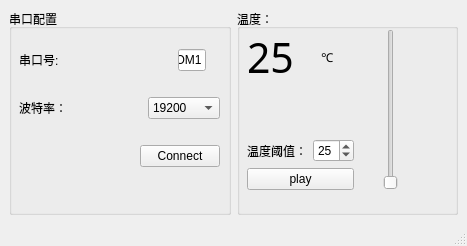
First picture: the form in python_uart/untitled.ui, repository songzhishuo/Step_verilog, before the edit.
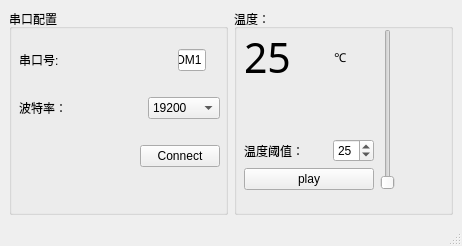
Second picture: the form after the edit.

Commit message: 添加：self.old_temp_val 强制每次优先刷新UI上的温度值

```diff
--- a/python_uart/untitled.ui
+++ b/python_uart/untitled.ui
@@ -6,7 +6,7 @@
    <rect>
     <x>0</x>
     <y>0</y>
-    <width>467</width>
+    <width>462</width>
     <height>246</height>
    </rect>
   </property>
@@ -215,7 +215,7 @@
               </property>
               <property name="sizeHint" stdset="0">
                <size>
-                <width>40</width>
+                <width>30</width>
                 <height>20</height>
                </size>
               </property>
@@ -245,6 +245,32 @@
               </property>
              </widget>
             </item>
+            <item>
+             <spacer name="horizontalSpacer_10">
+              <property name="orientation">
+               <enum>Qt::Horizontal</enum>
+              </property>
+              <property name="sizeHint" stdset="0">
+               <size>
+                <width>78</width>
+                <height>20</height>
+               </size>
+              </property>
+             </spacer>
+            </item>
+            <item>
+             <spacer name="horizontalSpacer_9">
+              <property name="orientation">
+               <enum>Qt::Horizontal</enum>
+              </property>
+              <property name="sizeHint" stdset="0">
+               <size>
+                <width>40</width>
+                <height>20</height>
+               </size>
+              </property>
+             </spacer>
+            </item>
             <item>
              <widget class="QSpinBox" name="sB_Temp_threshold">
               <property name="value">
```
Left out of the diff: 2 changed lines with no effect on the pictures. The commit also changes 1 other file.
